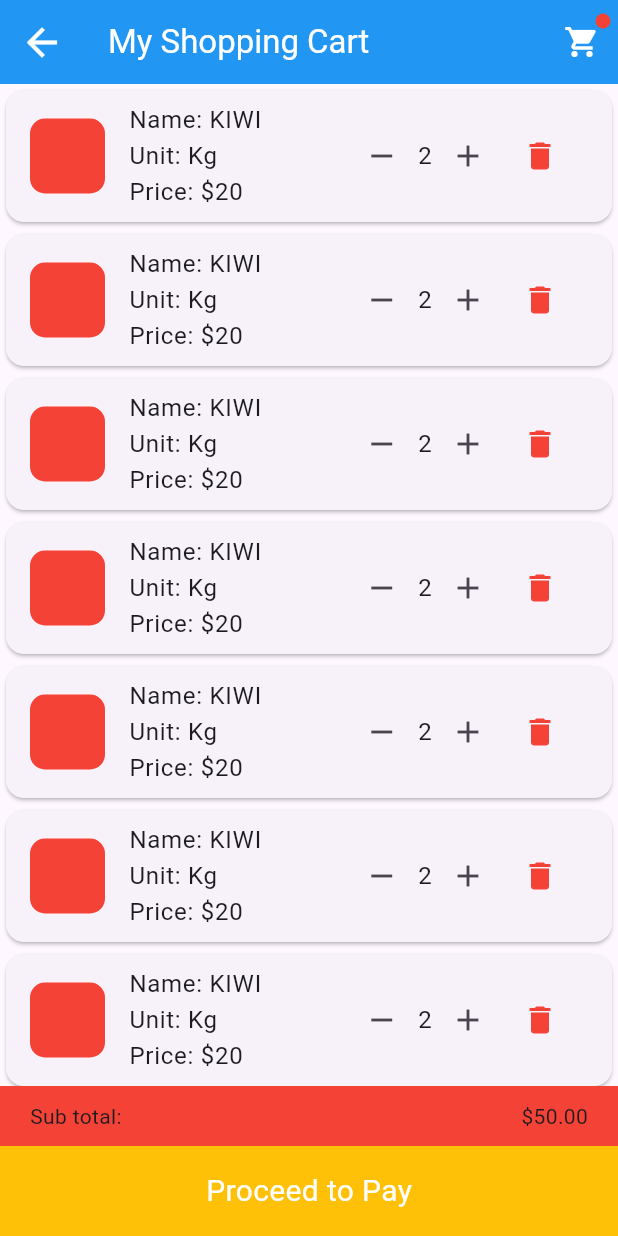
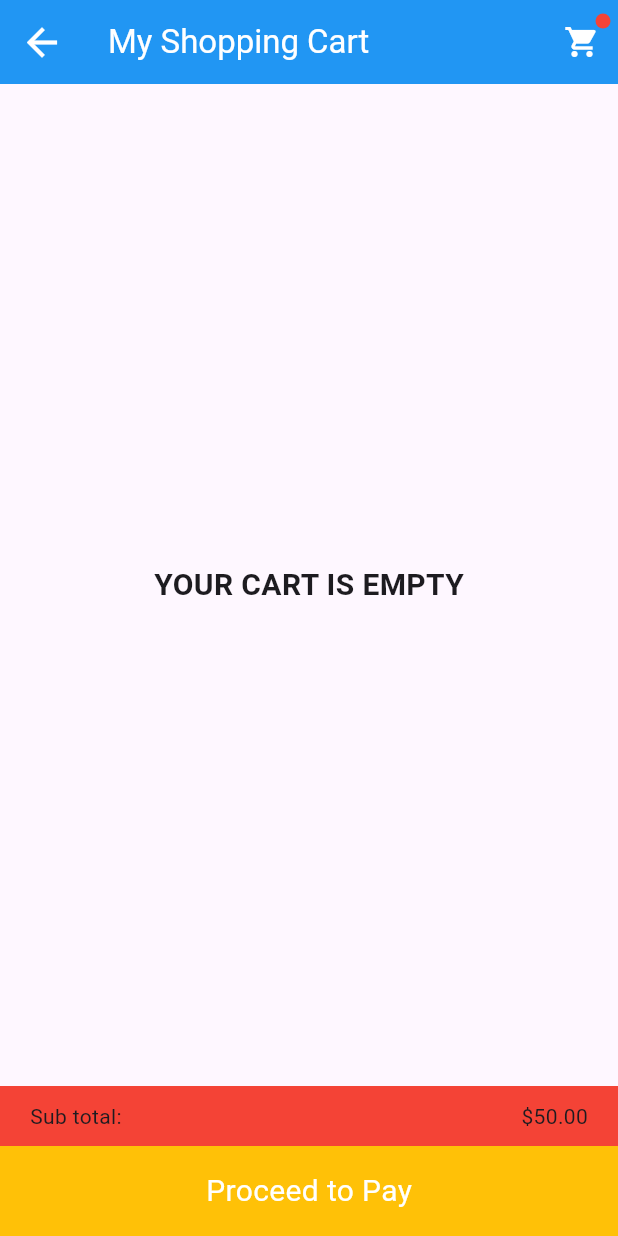
Before and after one commit to nhuytran122/flutter-mobile-app, a Flutter app: the MyShoppingCart screen opened by its route, on a phone screen of 412 x 824 dp. Run offline on Flutter 3.47's test engine with Material 3 defaults, Android fonts, the phone set to English and light mode, and no system bars; our stand-ins replace marquee.

Commit message:
myEmptyShoppingCart & tmp CRUD Cart

```diff
--- a/flutter_g8/lib/my_shoppingcart.dart
+++ b/flutter_g8/lib/my_shoppingcart.dart
@@ -1,4 +1,5 @@
 import 'package:flutter/material.dart';
+import 'package:flutter_g8/entity/shoppingcart.dart';
 
 class MyShoppingCart extends StatefulWidget {
   const MyShoppingCart({super.key});
@@ -14,13 +15,33 @@ class _MyShoppingCartState extends State<MyShoppingCart> {
       appBar: myAppBar(context),
       body: Column(
         children: [
-          Expanded(
-            child: ListView(
-              children: List.generate(10, (index) => item()),
-            ),
-          ),
+          shoppingCart.items.length > 0
+              ? myShoppingCart()
+              : myEmptyShoppingCart(),
           myBottom(),
         ],
+      ),
+    );
+  }
+
+  Widget myEmptyShoppingCart() {
+    return Expanded(
+      child: Center(
+        child: Text(
+          "YOUR CART IS EMPTY",
+          style: TextStyle(
+            fontWeight: FontWeight.bold,
+            fontSize: 20,
+          ),
+        ),
+      ),
+    );
+  }
+
+  Expanded myShoppingCart() {
+    return Expanded(
+      child: ListView(
+        children: List.generate(10, (index) => item()),
       ),
     );
   }
```
Also changed, not shown: flutter_g8/lib/entity/shoppingcart.dart (added, +72 -0 lines).
